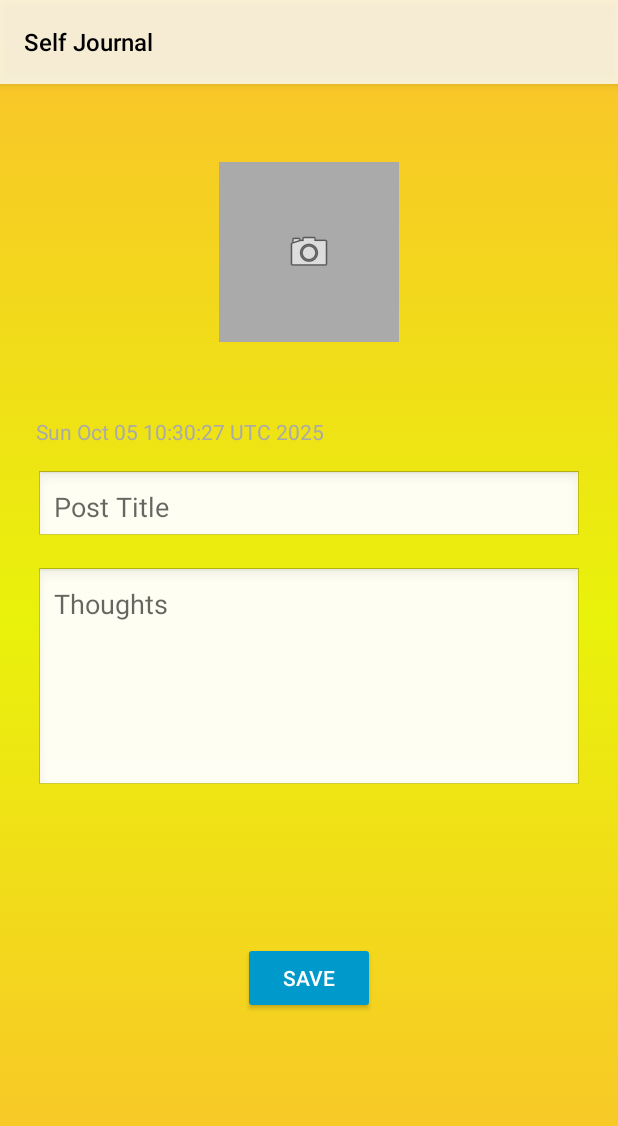
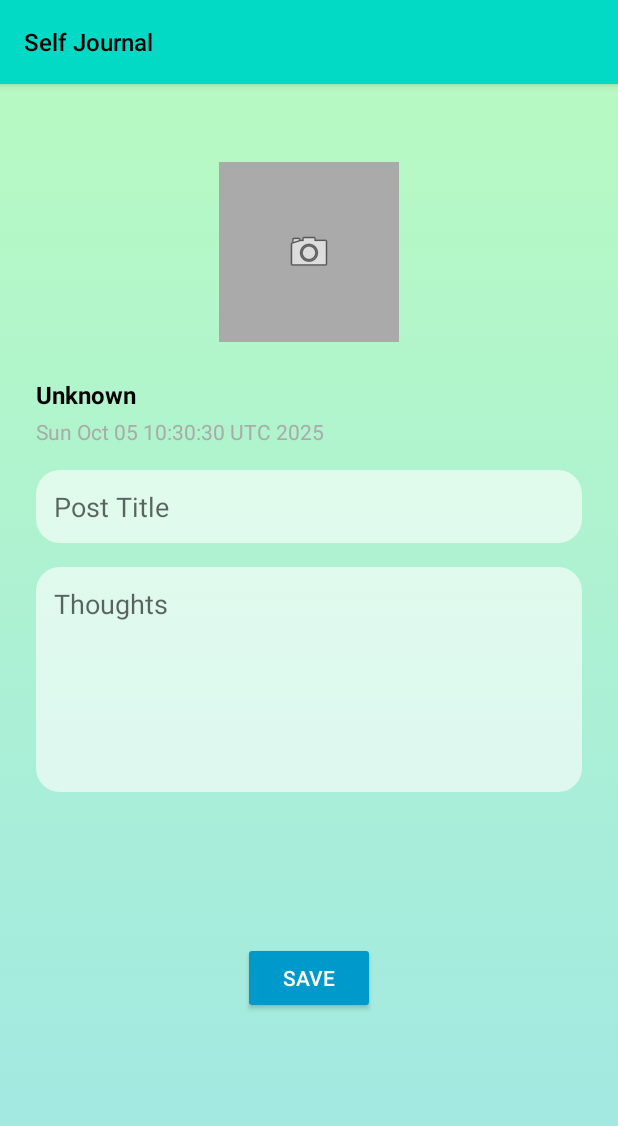
Before and after one commit to Cool-Developer-Nigam/Self-Journal, an Android app: the AddJournalActivity screen opened directly, with no data from a screen before it, on a phone screen of 412 x 824 dp. Shown: the top 1126 px of the screen. Run offline under Robolectric (Android 15) with nearby library versions, the phone set to English and light mode, and no system bars; our stand-ins replace Firebase (no records; nobody signed in at launch, a user with empty details on screens opened directly), data binding.

Commit message:
solved complecation regarding displaying of image, username displaying and some changes with ui

```diff
--- a/app/src/main/java/com/nigdroid/journal/AddJournalActivity.kt
+++ b/app/src/main/java/com/nigdroid/journal/AddJournalActivity.kt
@@ -27,6 +27,7 @@ class AddJournalActivity : AppCompatActivity() {
     var currentUserId: String=""
     var currentUserName: String=""
 
+
 //    Firebase firestore
     var db: FirebaseFirestore = FirebaseFirestore.getInstance()
     lateinit var storageReference: StorageReference
@@ -52,8 +53,10 @@ class AddJournalActivity : AppCompatActivity() {
 //                currentUserId=JournalUser.instance!!.userId.toString()
 //                currentUserName=JournalUser.instance!!.username.toString()
 
+                val sharedPref = getSharedPreferences("MyAppPrefs", MODE_PRIVATE)
+                currentUserName = sharedPref.getString("username", "Unknown") ?: "Unknown"
                 currentUserId= auth.currentUser!!.uid
-                currentUserName=auth.currentUser!!.displayName.toString()
+
 
                 postUsernameTv.text=currentUserName
                 tvPostDate.text= Date().toString()
--- a/app/src/main/res/drawable/costum_background.xml
+++ b/app/src/main/res/drawable/costum_background.xml
@@ -4,10 +4,9 @@
     <item>
         <shape android:shape="rectangle">
             <gradient
-                android:startColor="#FBC02D"
-                android:centerColor="#E9F20A"
-                android:endColor="#FBC02D"
-                android:angle="90" />
+                android:startColor="#B9FBC0"
+                android:endColor="#A0E7E5"
+                android:angle="1" />
 
         </shape>
     </item>
--- /dev/null
+++ b/app/src/main/res/drawable/edt_txt_bg.xml
@@ -0,0 +1,10 @@
+<?xml version="1.0" encoding="utf-8"?>
+<selector xmlns:android="http://schemas.android.com/apk/res/android">
+<item>
+    <shape android:shape="rectangle">
+        <solid android:color="@color/semi_transparent_light"/>
+        <corners android:radius="16dp"/>
+
+    </shape>
+</item>
+</selector>
--- a/app/src/main/res/layout/activity_add_journal.xml
+++ b/app/src/main/res/layout/activity_add_journal.xml
@@ -98,7 +98,7 @@
             android:layout_marginStart="24dp"
             android:layout_marginTop="16dp"
             android:layout_marginEnd="24dp"
-            android:background="@android:drawable/edit_text"
+            android:background="@drawable/edt_txt_bg"
             android:hint="Post Title"
             android:inputType="textCapSentences"
             android:padding="12dp" />
@@ -111,7 +111,7 @@
             android:layout_marginStart="24dp"
             android:layout_marginTop="16dp"
             android:layout_marginEnd="24dp"
-            android:background="@android:drawable/edit_text"
+            android:background="@drawable/edt_txt_bg"
             android:gravity="top|start"
             android:hint="Thoughts"
             android:inputType="textMultiLine"
--- a/app/src/main/res/values-night/themes.xml
+++ b/app/src/main/res/values-night/themes.xml
@@ -2,28 +2,31 @@
 
     <style name="Base.Theme.Journal" parent="Theme.AppCompat.Light.DarkActionBar">
 
-        <item name="colorPrimary">@color/semi_transparent_blue</item>
-        <item name="colorPrimaryDark">@color/semi_transparent_blue</item>
+        <!-- Primary colors -->
+        <item name="colorPrimary">@color/semi_transparent_light</item>
+        <item name="colorPrimaryDark">@color/teal_200</item>
         <item name="colorAccent">@color/teal_200</item>
 
+        <!-- 🟢 Status bar transparent for edge-to-edge -->
+        <item name="android:statusBarColor">@android:color/transparent</item>
+        <item name="android:windowDrawsSystemBarBackgrounds">true</item>
+        <item name="android:windowLightStatusBar">true</item>
 
-        <item name="android:statusBarColor">@color/semi_transparent_blue</item>
-        <item name="android:windowLightStatusBar">true</item> <!-- dark icons for contrast -->
-
-
-        <item name="actionBarStyle">@style/CustomActionBar</item>
+        <!-- Custom ActionBar -->
+        <item name="actionBarStyle">@style/CustomActionBar.Light</item>
     </style>
 
+    <style name="Theme.Journal" parent="Base.Theme.Journal" />
 
-    <style name="CustomActionBar" parent="@style/Widget.AppCompat.Light.ActionBar.Solid">
-        <item name="background">@color/semi_transparent_blue</item>
+    <!-- Custom ActionBar style -->
+    <style name="CustomActionBar.Light" parent="@style/Widget.AppCompat.Light.ActionBar.Solid">
+        <item name="background">@color/teal_200</item>
         <item name="android:height">42dp</item>
-        <item name="titleTextStyle">@style/ActionBarTitleText</item>
+        <item name="titleTextStyle">@style/ActionBarTitleText.Light</item>
     </style>
 
-
-    <style name="ActionBarTitleText" parent="@style/TextAppearance.Widget.AppCompat.Toolbar.Title">
-        <item name="android:textColor">@android:color/white</item>
+    <style name="ActionBarTitleText.Light" parent="@style/TextAppearance.Widget.AppCompat.Toolbar.Title">
+        <item name="android:textColor">@android:color/black</item>
         <item name="android:textSize">16sp</item>
         <item name="android:fontFamily">sans-serif-medium</item>
     </style>
--- a/app/src/main/res/values/colors.xml
+++ b/app/src/main/res/values/colors.xml
@@ -3,7 +3,8 @@
     <color name="black">#FF000000</color>
     <color name="white">#FFFFFFFF</color>
     <color name="semi_transparent_blue">#8003A9F4</color> <!-- 80 = 50% opacity -->
-    <color name="semi_transparent_light">#CCFFFFFF</color> <!-- 80% White -->
+    <color name="semi_transparent_light">#9DFFFFFF</color>
+    <color name="edt_txt">#E6FFFA</color>
     <color name="teal_200">#03DAC5</color>
 
 </resources>
--- a/app/src/main/res/values/themes.xml
+++ b/app/src/main/res/values/themes.xml
@@ -5,32 +5,32 @@
 
         <!-- Primary colors -->
         <item name="colorPrimary">@color/semi_transparent_light</item>
-        <item name="colorPrimaryDark">@color/semi_transparent_light</item>
+        <item name="colorPrimaryDark">@color/teal_200</item>
         <item name="colorAccent">@color/teal_200</item>
 
-        <!-- Status bar same color -->
-        <item name="android:statusBarColor">@color/semi_transparent_light</item>
-        <item name="android:windowLightStatusBar">true</item> <!-- dark icons for visibility -->
+        <!-- 🟢 Status bar transparent for edge-to-edge -->
+        <item name="android:statusBarColor">@android:color/transparent</item>
+        <item name="android:windowDrawsSystemBarBackgrounds">true</item>
+        <item name="android:windowLightStatusBar">true</item>
 
         <!-- Custom ActionBar -->
         <item name="actionBarStyle">@style/CustomActionBar.Light</item>
     </style>
 
-    <!-- App theme -->
     <style name="Theme.Journal" parent="Base.Theme.Journal" />
 
-    <!-- Custom ActionBar style for Light theme -->
+    <!-- Custom ActionBar style -->
     <style name="CustomActionBar.Light" parent="@style/Widget.AppCompat.Light.ActionBar.Solid">
-        <item name="background">@color/semi_transparent_light</item>
+        <item name="background">@color/teal_200</item>
         <item name="android:height">42dp</item>
         <item name="titleTextStyle">@style/ActionBarTitleText.Light</item>
     </style>
 
-    <!-- ActionBar title text style for Light theme -->
     <style name="ActionBarTitleText.Light" parent="@style/TextAppearance.Widget.AppCompat.Toolbar.Title">
         <item name="android:textColor">@android:color/black</item>
         <item name="android:textSize">16sp</item>
         <item name="android:fontFamily">sans-serif-medium</item>
     </style>
 
+
 </resources>
```
Also changed, not shown: app/src/main/java/com/nigdroid/journal/JournalListActivity.kt (+8 -11 lines), app/src/main/java/com/nigdroid/journal/SignUpActivity.kt (+26 -1 lines), app/src/main/res/drawable/add.xml (added, +11 -0 lines), app/src/main/res/layout/activity_journal_list.xml (+20 -1 lines), app/src/main/res/layout/activity_main.xml (+7 -6 lines), app/src/main/res/layout/activity_sign_up.xml (+5 -5 lines), app/src/main/res/layout/journal_row.xml (+16 -12 lines), app/src/main/res/drawable/remove.png (added).
